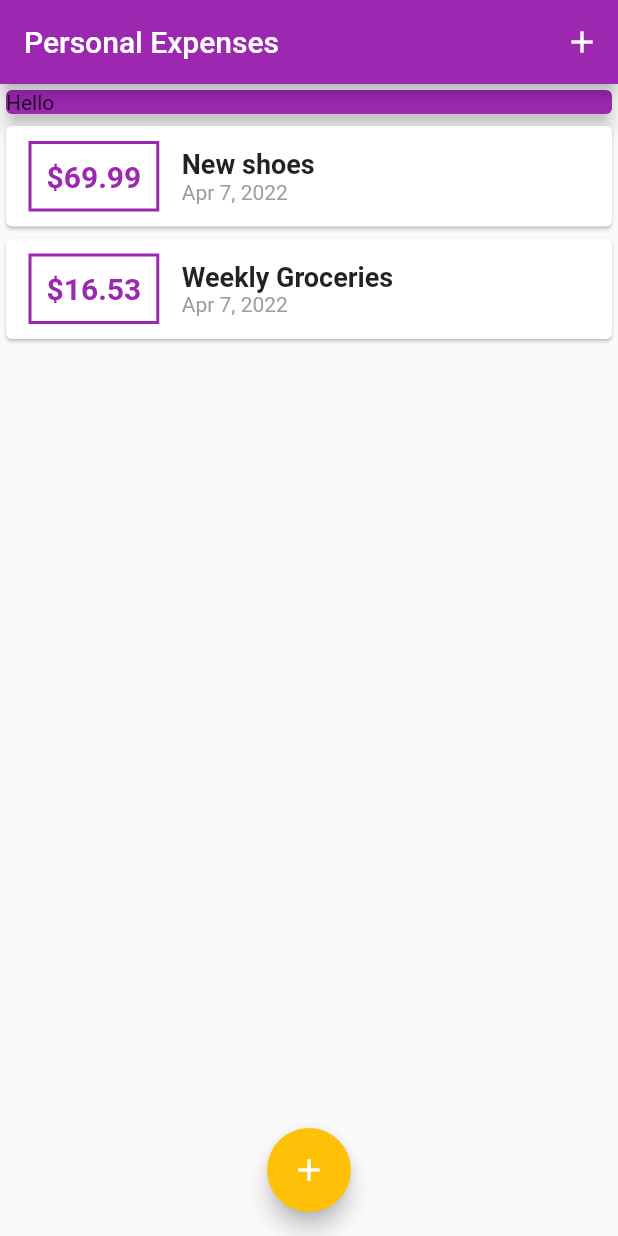
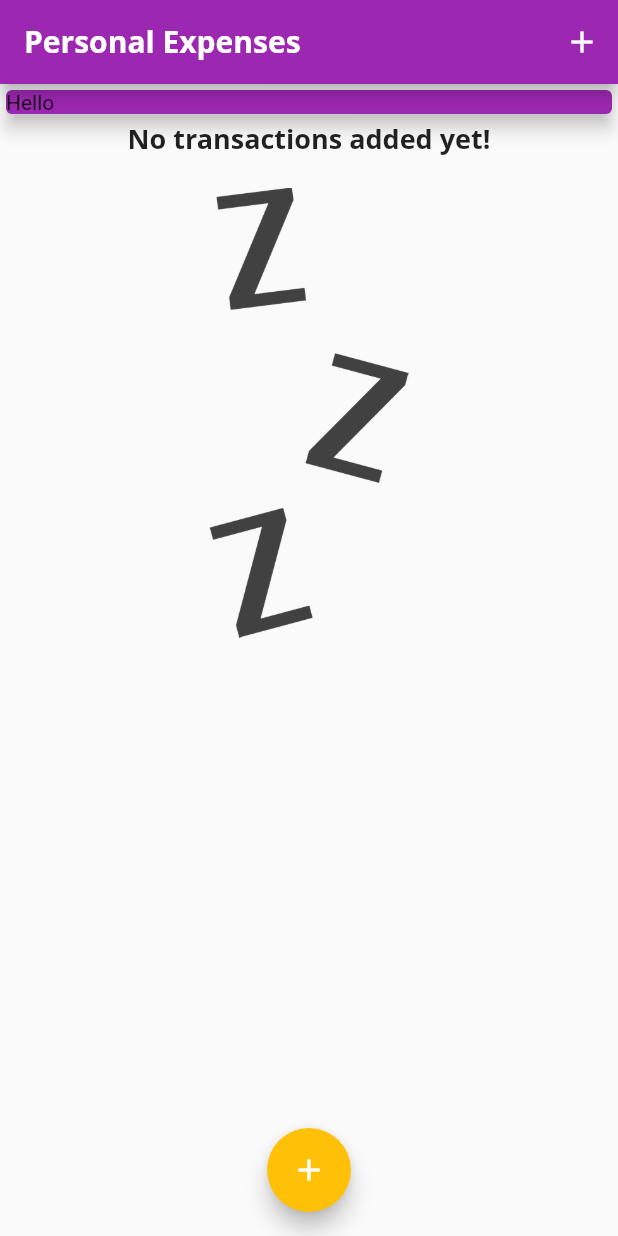
Before and after one commit to djonko/flutter_personnal_expenses, a Flutter app: the screen it shows after launch, on a phone screen of 412 x 824 dp. Run offline on Flutter 3.47's test engine with Material 2 defaults, Android fonts, the phone set to English and light mode, and no system bars.

Commit message:
episode 32 start

```diff
--- a/lib/main.dart
+++ b/lib/main.dart
@@ -22,7 +22,17 @@ class MyApp extends StatelessWidget {
                   secondary: Colors.amber,
                   primary: Colors.purple // Your accent color
                   ),
-      ),
+          fontFamily: 'QuickSand',
+          textTheme: ThemeData.light().textTheme.copyWith(
+              titleMedium: const TextStyle(
+                  fontFamily: 'OpenSans',
+                  fontSize: 18,
+                  fontWeight: FontWeight.bold)),
+          appBarTheme: const AppBarTheme(
+              titleTextStyle: TextStyle(
+                  fontFamily: 'OpenSans',
+                  fontSize: 20,
+                  fontWeight: FontWeight.bold))),
       home: const MyHomePage(),
     );
   }
@@ -37,13 +47,13 @@ class MyHomePage extends StatefulWidget {
 
 class _MyHomePageState extends State<MyHomePage> {
   final List<Transaction> _useTransactions = [
-    Transaction(
-        id: 't1', date: DateTime.now(), title: "New shoes", amount: 69.99),
-    Transaction(
-        id: 't2',
-        date: DateTime.now(),
-        title: "Weekly Groceries",
-        amount: 16.53)
+    // Transaction(
+    //     id: 't1', date: DateTime.now(), title: "New shoes", amount: 69.99),
+    // Transaction(
+    //     id: 't2',
+    //     date: DateTime.now(),
+    //     title: "Weekly Groceries",
+    //     amount: 16.53)
   ];
 
   void _addNewTransaction(String title, double amount) {
--- a/lib/transaction_list.dart
+++ b/lib/transaction_list.dart
@@ -12,7 +12,25 @@ class TransactionList extends StatelessWidget {
   Widget build(BuildContext context) {
     return SizedBox(
       height: 400,
-      child: ListView.builder(
+      child: transactions.isEmpty
+          ? Column(
+              children: [
+                Text(
+                  "No transactions added yet!",
+                  style: Theme.of(context).textTheme.titleMedium,
+                ),
+                const SizedBox(
+                  height: 20,
+                ),
+                SizedBox(
+                    height: 300,
+                    child: Image.asset(
+                      'assets/images/waiting.png',
+                      fit: BoxFit.cover,
+                    ))
+              ],
+            )
+          : ListView.builder(
               itemBuilder: (context, index) {
                 final tx = transactions[index];
                 return Card(
@@ -22,8 +40,8 @@ class TransactionList extends StatelessWidget {
                       decoration: BoxDecoration(
                           border: Border.all(
                               color: Theme.of(context).primaryColor, width: 2)),
-                margin:
-                    const EdgeInsets.symmetric(vertical: 10, horizontal: 15),
+                      margin: const EdgeInsets.symmetric(
+                          vertical: 10, horizontal: 15),
                       padding: const EdgeInsets.all(10),
                       child: Text('\$${tx.amount.toStringAsFixed(2)}',
                           style: TextStyle(
@@ -34,11 +52,8 @@ class TransactionList extends StatelessWidget {
                     Column(
                       crossAxisAlignment: CrossAxisAlignment.start,
                       children: [
-                  Text(
-                    tx.title,
-                    style: const TextStyle(
-                        fontWeight: FontWeight.bold, fontSize: 18),
-                  ),
+                        Text(tx.title,
+                            style: Theme.of(context).textTheme.titleMedium),
                         Text(
                           DateFormat.yMMMd().format(tx.date),
                           style: const TextStyle(color: Colors.grey),
```
Also changed, not shown: lib/chart.dart (added, +27 -0 lines), pubspec.yaml (+13 -8 lines), assets/fonts/OpenSans-Bold.ttf (added), assets/fonts/OpenSans-Regular.ttf (added), assets/fonts/Quicksand-Bold.ttf (added), assets/fonts/Quicksand-Light.ttf (added), assets/fonts/Quicksand-Medium.ttf (added), assets/fonts/Quicksand-Regular.ttf (added), assets/images/waiting.png (added). Lines whose indentation alone changed are shown as unchanged.
